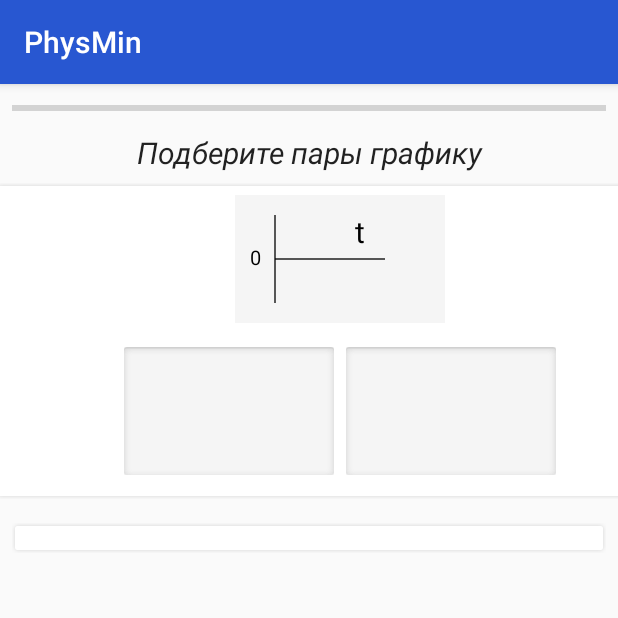
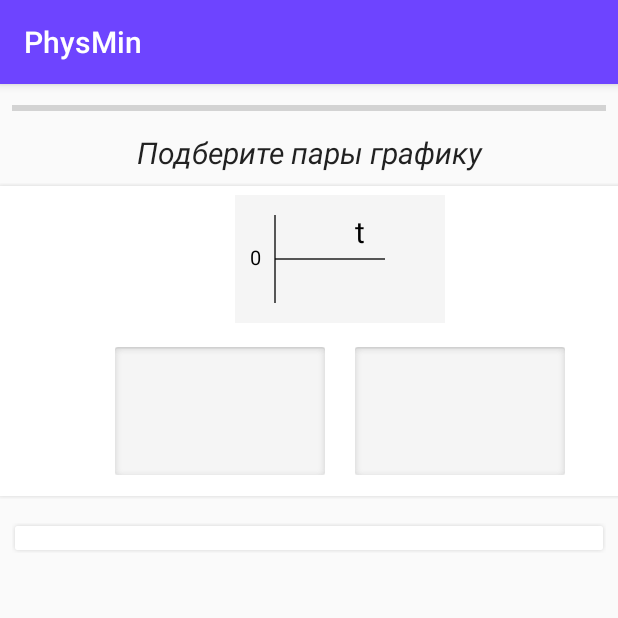
Before and after one commit to IgorKhramtsov/physmin-android, an Android app: the fragment FragmentTestGraph2Graph2 shown on its own in the app's theme, after a tap on an icon or button, on a phone screen of 412 x 824 dp, the top half of it. Run offline under Robolectric (Android 15) with nearby library versions, the phone set to English and light mode, and no system bars; 4 statements that could not run were skipped.

Commit message:
GraphView polishing + Line coloring + Function boundary check
* SG test parsing (wip)

```diff
--- a/app/src/main/java/com/example/physmin/views/GroupSettable.kt
+++ b/app/src/main/java/com/example/physmin/views/GroupSettable.kt
@@ -12,17 +12,20 @@ import androidx.core.content.res.ResourcesCompat
 import com.example.physmin.R
 import com.example.physmin.Settable
 
-class GroupSettable(context: Context, attributeSet: AttributeSet?) : ViewGroup(context, attributeSet), ViewGroup.OnHierarchyChangeListener, View.OnClickListener {
+class GroupSettable(context: Context, attributeSet: AttributeSet?): ViewGroup(context, attributeSet), ViewGroup.OnHierarchyChangeListener, View.OnClickListener {
 
     var deviceWidth: Int = 0
     var par: TestConstraintLayout? = null
+
+    var horizontalSpacing = 0
+    var verticalSpacing = 0
 
     private var _backColor: Int = ResourcesCompat.getColor(resources, R.color.ui_panel, null)
     private var _backShadowColor: Int = ResourcesCompat.getColor(resources, R.color.ui_shadow, null)
     var blurRadius = 2.dpToPx()
     var cornerRadius = 2.dpToPx()
 
-//    var backPaint: Paint? = null
+    //    var backPaint: Paint? = null
 //    var shadowPaint: Paint? = null
     var backPanelBitmap: Bitmap? = null
 
@@ -30,6 +33,14 @@ class GroupSettable(context: Context, attributeSet: AttributeSet?) : ViewGroup(c
 //    val secondRowMarging = 16.dpToPx().toInt()
 
     init {
+        val a = context.obtainStyledAttributes(
+                attributeSet, R.styleable.GroupSettable, 0, 0)
+
+        horizontalSpacing = a.getDimensionPixelSize(R.styleable.GroupSettable_gs_spacingHorizontal, 0)
+        verticalSpacing = a.getDimensionPixelSize(R.styleable.GroupSettable_gs_spacingVertical, 0)
+
+        a.recycle()
+
         val display: Display = (context.getSystemService(Context.WINDOW_SERVICE) as WindowManager).defaultDisplay
         val displaySize = Point()
 
@@ -47,7 +58,7 @@ class GroupSettable(context: Context, attributeSet: AttributeSet?) : ViewGroup(c
     }
 
     override fun onLayout(p0: Boolean, p1: Int, p2: Int, _width: Int, p4: Int) {
-        if(this.childCount <= 0)
+        if (this.childCount <= 0)
             return
 
         val count: Int = childCount
@@ -65,52 +76,40 @@ class GroupSettable(context: Context, attributeSet: AttributeSet?) : ViewGroup(c
         val contentTop = this.paddingTop
         val contentRight = this.measuredWidth - this.paddingRight
         val contentBottom = this.measuredHeight - this.paddingBottom
-        val childWidth = if (count > 0 ) getChildAt(0).layoutParams.width else contentRight - contentLeft
-        val childHeight = if(count > 0) getChildAt(0).layoutParams.height else contentBottom - contentTop
+        val childWidth = if (count > 0) getChildAt(0).layoutParams.width else contentRight - contentLeft
+        val childHeight = if (count > 0) getChildAt(0).layoutParams.height else contentBottom - contentTop
 
         var childInRow = (contentRight - contentLeft) / maxWidth
-        var childSpacing = ((contentRight - contentLeft)-childInRow*maxWidth)/(childInRow+1)
+        var childSpacing = ((contentRight - contentLeft) - childInRow * maxWidth) / (childInRow + 1)
         var curChildInRow = 1
 
         curLeft = wdh / 2
         curTop = contentTop
 
+        var child: View
         for (i in 0 until count) {
-            val child = getChildAt(i)
+            child = getChildAt(i)
 
-            if(count < 3) {
-                if(curChildInRow == 1)
-                    curLeft -= (child.measuredWidth + inRowSpacing / 2)
-                else if(curChildInRow == 2)
-                    curLeft += inRowSpacing / 2
-
-                curTop = contentTop
-                curChildInRow++
-                child.layout(curLeft, curTop, curLeft + child.measuredWidth, curTop + child.measuredHeight)
-                curLeft += (child.measuredWidth + inRowSpacing / 2)
-            }
-            else {
-                if(i == 0) {
+            if (count % 2 != 0)
+                if (i == 0) {
                     curLeft -= child.measuredWidth / 2
                     child.layout(curLeft, curTop, curLeft + child.measuredWidth, curTop + child.measuredHeight)
                     curLeft += child.measuredWidth / 2
-                    curTop += child.measuredHeight + paddingBottom
+                    curTop += child.measuredHeight + horizontalSpacing
                     continue
                 }
 
-                if(curChildInRow == 1)
-                    curLeft -= (child.measuredWidth + inRowSpacing / 2)
-                else if(curChildInRow == 2)
-                    curLeft += inRowSpacing / 2
+            if (curChildInRow % 2 == 1)
+                curLeft -= (child.measuredWidth + verticalSpacing / 2)
+            else
+                curLeft += verticalSpacing / 2
 
-                curChildInRow++
-                child.layout(curLeft, curTop, curLeft + child.measuredWidth, curTop + child.measuredHeight)
-                curLeft += (child.measuredWidth + inRowSpacing / 2)
-            }
+            child.layout(curLeft, curTop, curLeft + child.measuredWidth, curTop + child.measuredHeight)
+            curLeft = wdh / 2
+            if (curChildInRow % 2 == 0)
+                curTop += child.measuredHeight + horizontalSpacing
 
-
-//            curLeft += maxWidth
-//            curTop += child.height + paddingBottom * 2
+            curChildInRow++
         }
     }
 
@@ -139,12 +138,12 @@ class GroupSettable(context: Context, attributeSet: AttributeSet?) : ViewGroup(c
             val childAt = getChildAt(i)
             measureChild(childAt, widthMeasureSpec, heightMeasureSpec)
 
-            width += childAt.measuredWidth
-            if(height < childAt.measuredHeight)
+            width += childAt.measuredWidth + verticalSpacing / 2
+            if (height < childAt.measuredHeight)
                 height = childAt.measuredHeight
         }
-        if(childCount > 2)
-            height += getChildAt(childCount - 1).measuredHeight + paddingBottom // childHeight * 2 + paddings
+        if (childCount > 2)
+            height += getChildAt(childCount - 1).measuredHeight + horizontalSpacing // childHeight * 2 + paddings
 
         height += paddingTop + paddingBottom
 
@@ -156,7 +155,7 @@ class GroupSettable(context: Context, attributeSet: AttributeSet?) : ViewGroup(c
     }
 
     override fun onClick(_view: View?) {
-        if( _view is ImageViewSettable) {
+        if (_view is ImageViewSettable) {
             val imageView = _view as ImageViewSettable
             (imageView.answerView as View?)?.visibility = View.VISIBLE
 
@@ -177,8 +176,7 @@ class GroupSettable(context: Context, attributeSet: AttributeSet?) : ViewGroup(c
                     }
             }
             par?.resetPickedItem()
-        }
-        else if(_view is ImageViewSettableBlank) {
+        } else if (_view is ImageViewSettableBlank) {
             val imageView = _view as ImageViewSettableBlank
             (imageView.answerView as View?)?.visibility = View.VISIBLE
 
@@ -205,10 +203,10 @@ class GroupSettable(context: Context, attributeSet: AttributeSet?) : ViewGroup(c
     fun isAllChecked(): Boolean {
         val childCount = this.childCount
         var child: View
-        for(i in 0 until childCount) {
+        for (i in 0 until childCount) {
             child = getChildAt(i)
-            if(child is Settable)
-                if(child.answerView == null) return false
+            if (child is Settable)
+                if (child.answerView == null) return false
         }
         return true
     }
--- a/app/src/main/java/com/example/physmin/views/ImageViewSettable.kt
+++ b/app/src/main/java/com/example/physmin/views/ImageViewSettable.kt
@@ -11,7 +11,7 @@ import android.widget.TextView
 import com.example.physmin.Pickable
 import com.example.physmin.Settable
 
-open class ImageViewSettable(context: Context, attributeSet: AttributeSet?) : ImageView(context, attributeSet), Settable {
+open class ImageViewSettable(context: Context, attributeSet: AttributeSet?) : GraphView(context, attributeSet), Settable {
 
     override var par: GroupSettable? = null
     override var answerView: Pickable? = null
@@ -19,13 +19,13 @@ open class ImageViewSettable(context: Context, attributeSet: AttributeSet?) : Im
             field = value
             par!!.par!!.checkTestComplete(par!!.isAllChecked())
         }
-    var correctAnsw: Int? = null
+    var correctAnsw: IntArray? = null
 
     override fun isCorrect(): Boolean {
         if(answerView == null || correctAnsw == null)
             return false
 
-        return answerView?.answer == correctAnsw
+        return correctAnsw!!.contains(answerView!!.answer)
     }
 
 
--- a/app/src/main/java/com/example/physmin/views/ImageViewSettableBlank.kt
+++ b/app/src/main/java/com/example/physmin/views/ImageViewSettableBlank.kt
@@ -18,9 +18,9 @@ class ImageViewSettableBlank(context: Context, attributeSet: AttributeSet?) : Gr
         set(value) {
             field = value
             if(answerView != null)
-                this.function = (answerView as GraphView).function
+                this.functions = (answerView as GraphView).functions
             else
-                this.function = null
+                this.functions = null
             par!!.par!!.checkTestComplete(par!!.isAllChecked())
         }
     var correctAnsw: IntArray? = null
@@ -53,7 +53,7 @@ class ImageViewSettableBlank(context: Context, attributeSet: AttributeSet?) : Gr
     }
 
     override fun onDraw(canvas: Canvas) {
-        if(function != null)
+        if(functions != null)
             super.onDraw(canvas)
         else
             generatedPanel?.let {
--- a/app/src/main/res/layout/fragment_test_graph2graph.xml
+++ b/app/src/main/res/layout/fragment_test_graph2graph.xml
@@ -52,6 +52,8 @@
         android:layout_marginRight="0dp"
         android:paddingTop="8dp"
         android:paddingBottom="8dp"
+        app:gs_spacingHorizontal="8dp"
+        app:gs_spacingVertical="8dp"
         app:layout_constraintEnd_toEndOf="parent"
         app:layout_constraintStart_toStartOf="parent"
         app:layout_constraintTop_toBottomOf="@+id/textView">
@@ -82,13 +84,13 @@
         android:orientation="vertical"
         android:paddingTop="8dp"
         android:paddingBottom="8dp"
-        app:horizontalSpacing="8dp"
+        app:gp_spacingHorizontal="8dp"
+        app:gp_spacingVertical="8dp"
         app:layout_constraintBottom_toBottomOf="parent"
         app:layout_constraintEnd_toEndOf="parent"
         app:layout_constraintStart_toStartOf="parent"
         app:layout_constraintTop_toBottomOf="@+id/settableGroup_g2g"
         app:layout_constraintVertical_bias="0.0"
-        app:verticalSpacing="8dp"
         tools:layout_editor_absoluteY="234dp" />
 
 </com.example.physmin.views.TestConstraintLayout>
--- a/app/src/main/res/layout/fragment_test_graph2graph_2.xml
+++ b/app/src/main/res/layout/fragment_test_graph2graph_2.xml
@@ -49,6 +49,8 @@
         android:layout_marginRight="0dp"
         android:paddingTop="8dp"
         android:paddingBottom="16dp"
+        app:gs_spacingHorizontal="16dp"
+        app:gs_spacingVertical="20dp"
         app:layout_constraintEnd_toEndOf="parent"
         app:layout_constraintStart_toStartOf="parent"
         app:layout_constraintTop_toBottomOf="@+id/textView">
@@ -84,12 +86,12 @@
         android:orientation="vertical"
         android:paddingTop="8dp"
         android:paddingBottom="8dp"
-        app:horizontalSpacing="16dp"
+        app:gp_spacingHorizontal="16dp"
+        app:gp_spacingVertical="12dp"
         app:layout_constraintBottom_toBottomOf="parent"
         app:layout_constraintEnd_toEndOf="parent"
         app:layout_constraintStart_toStartOf="parent"
         app:layout_constraintTop_toBottomOf="@+id/settableGroup_g2g2"
-        app:layout_constraintVertical_bias="0.0"
-        app:verticalSpacing="12dp" />
+        app:layout_constraintVertical_bias="0.0" />
 
     </com.example.physmin.views.TestConstraintLayout>
--- a/app/src/main/res/values/attrs_pickable_group.xml
+++ b/app/src/main/res/values/attrs_pickable_group.xml
@@ -1,6 +1,6 @@
 <resources>
     <declare-styleable name="GroupPickable">
-        <attr name="verticalSpacing" format="dimension" />
-        <attr name="horizontalSpacing" format="dimension" />
+        <attr name="gp_spacingVertical" format="dimension" />
+        <attr name="gp_spacingHorizontal" format="dimension" />
     </declare-styleable>
 </resources>
--- /dev/null
+++ b/app/src/main/res/values/attrs_settable_group.xml
@@ -0,0 +1,6 @@
+<resources>
+    <declare-styleable name="GroupSettable">
+        <attr name="gs_spacingVertical" format="dimension" />
+        <attr name="gs_spacingHorizontal" format="dimension" />
+    </declare-styleable>
+</resources>
--- a/app/src/main/res/values/colors.xml
+++ b/app/src/main/res/values/colors.xml
@@ -1,7 +1,7 @@
 <?xml version="1.0" encoding="utf-8"?>
 <resources>
-    <color name="colorPrimary">#2857D1</color>
-    <color name="colorPrimaryDark">#001D68</color>
+    <color name="colorPrimary">#6E44FF</color>
+    <color name="colorPrimaryDark">#222A68</color>
     <color name="colorAccent">#FF4419</color>
     <color name="black_semi_transparent">#B2000000</color>
     <color name="background">#F6F6F6</color>
```
Also changed, not shown: app/src/main/java/com/example/physmin/activities/TestActivity.kt (+152 -67 lines), app/src/main/java/com/example/physmin/fragments/tests/FragmentTestGraph2Graph.kt (+5 -5 lines), app/src/main/java/com/example/physmin/fragments/tests/FragmentTestGraph2Graph2.kt (+10 -10 lines), app/src/main/java/com/example/physmin/fragments/tests/FragmentTestGraph2State.kt (+25 -27 lines), app/src/main/java/com/example/physmin/fragments/tests/FragmentTestSign2Relation.kt (+17 -33 lines), app/src/main/java/com/example/physmin/views/GraphView.kt (+57 -38 lines), app/src/main/java/com/example/physmin/views/GroupPickable.kt (+10 -10 lines), app/src/main/res/layout/fragment_test_relation_signs.xml (+3 -7 lines), app/src/main/res/layout/fragment_test_state2graph.xml (+18 -9 lines).
